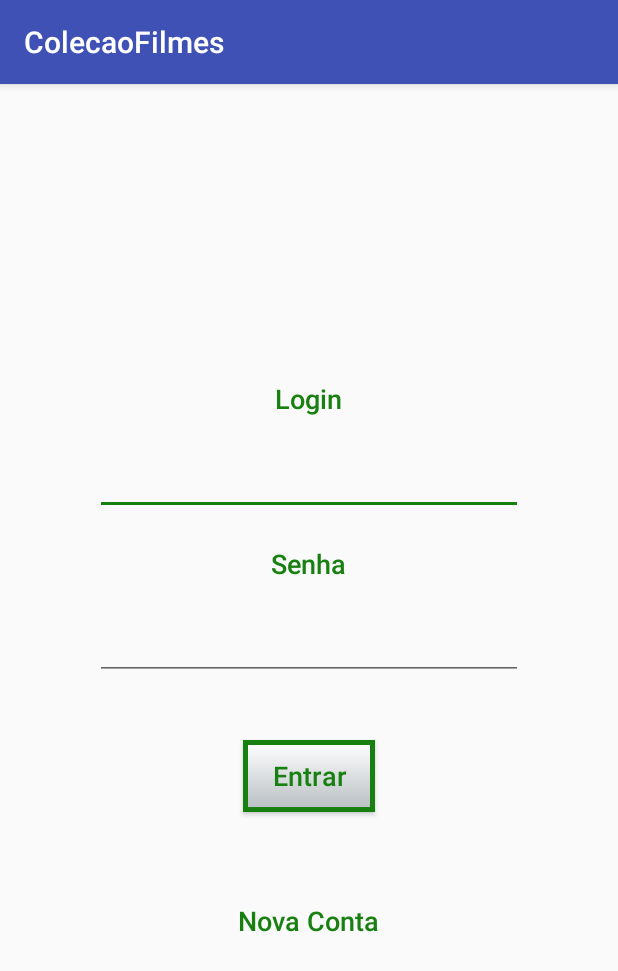
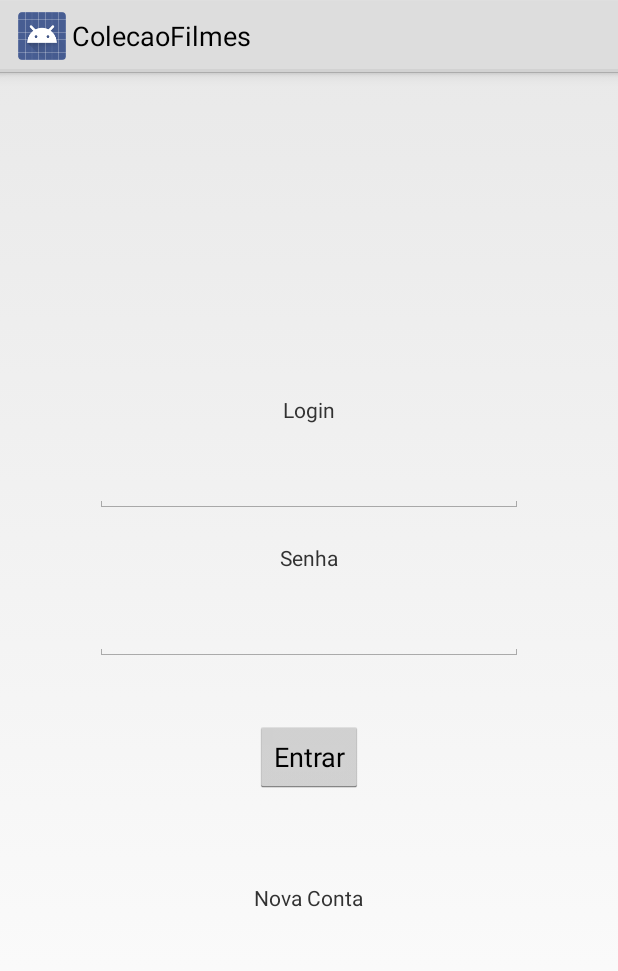
Before and after one commit to deamdornelles/ColecaoFilmes, an Android app: the screen it shows after launch (LoginActivity), on a phone screen of 412 x 824 dp. Shown: the top 971 px of the screen. Run offline under Robolectric (Android 15) with nearby library versions, the phone set to English and light mode, and no system bars; libraries missing offline, so code that uses them is left out: org.ksoap2, org.ksoap2.serialization, org.ksoap2.transport.

Commit message:
Verifica se usuário já existe e carrega página inicial depois do login

```diff
--- a/app/src/main/java/com/example/deam/colecaofilmes/MainActivity.java
+++ b/app/src/main/java/com/example/deam/colecaofilmes/MainActivity.java
@@ -1,5 +1,6 @@
 package com.example.deam.colecaofilmes;
 
+import android.app.Activity;
 import android.os.AsyncTask;
 import android.support.v7.app.AppCompatActivity;
 import android.os.Bundle;
@@ -15,7 +16,7 @@ import org.ksoap2.serialization.SoapPrimitive;
 import org.ksoap2.serialization.SoapSerializationEnvelope;
 import org.ksoap2.transport.HttpTransportSE;
 
-public class MainActivity extends AppCompatActivity {
+public class MainActivity extends Activity {
 
     private final String NAMESPACE = "http://ws/";
 
--- a/app/src/main/res/drawable/button.xml
+++ /dev/null
@@ -1,23 +0,0 @@
-<?xml version="1.0" encoding="utf-8"?>
-
-<selector xmlns:android="http://schemas.android.com/apk/res/android">
-
-    <item>
-        <shape>
-            <gradient android:startColor="#ffffff"
-                android:endColor="#b8bec2"
-                android:angle="270" />
-            <stroke   android:width="5px"
-                android:color="#188010" />
-            <corners android:bottomLeftRadius="0dp"
-                android:bottomRightRadius="0dp"
-                android:topLeftRadius="0dp"
-                android:topRightRadius="0dp"/>
-            <padding  android:left="10dp"
-                android:top="10dp"
-                android:right="10dp"
-                android:bottom="10dp" />
-        </shape>
-    </item>
-
-</selector>
--- a/app/src/main/res/layout/activity_login.xml
+++ b/app/src/main/res/layout/activity_login.xml
@@ -27,51 +27,48 @@
         android:layout_marginLeft="8dp"
         android:layout_marginRight="8dp">
 
+
         <TextView
             android:id="@+id/textView4"
-            style="@style/TextView"
             android:layout_width="wrap_content"
             android:layout_height="wrap_content"
             android:text="Login" />
 
         <EditText
-            android:id="@+id/editText4"
-            android:layout_marginTop="20dp"
+            android:id="@+id/loginCadastro"
             android:layout_width="285dp"
             android:layout_height="wrap_content"
+            android:layout_marginTop="20dp"
             android:ems="10"
             android:inputType="textPersonName"
             android:text="" />
 
         <TextView
             android:id="@+id/textView5"
-            style="@style/TextView"
             android:layout_marginTop="20dp"
             android:layout_width="wrap_content"
             android:layout_height="wrap_content"
             android:text="Senha" />
 
         <EditText
-            android:id="@+id/editText3"
-            android:layout_marginTop="20dp"
+            android:id="@+id/senhaCadastro"
             android:layout_width="285dp"
             android:layout_height="wrap_content"
+            android:layout_marginTop="20dp"
             android:ems="10"
             android:inputType="textPersonName"
             android:text="" />
 
         <Button
             android:id="@+id/button2"
-            style="@style/Button"
-            android:background="@drawable/button"
             android:layout_width="wrap_content"
             android:layout_height="wrap_content"
             android:layout_marginTop="40dp"
+            android:onClick="entrar"
             android:text="Entrar" />
 
         <TextView
             android:id="@+id/textView6"
-            style="@style/TextView"
             android:layout_marginTop="60dp"
             android:layout_width="wrap_content"
             android:layout_height="wrap_content"
--- a/app/src/main/res/layout/activity_nova_conta.xml
+++ b/app/src/main/res/layout/activity_nova_conta.xml
@@ -28,7 +28,6 @@
 
         <TextView
             android:id="@+id/textView4"
-            style="@style/TextView"
             android:layout_width="wrap_content"
             android:layout_height="wrap_content"
             android:text="Login" />
@@ -44,7 +43,6 @@
 
         <TextView
             android:id="@+id/textView5"
-            style="@style/TextView"
             android:layout_marginTop="20dp"
             android:layout_width="wrap_content"
             android:layout_height="wrap_content"
@@ -61,11 +59,9 @@
 
         <Button
             android:id="@+id/button"
-            style="@style/Button"
             android:layout_width="wrap_content"
             android:layout_height="wrap_content"
             android:layout_marginTop="20dp"
-            android:background="@drawable/button"
             android:onClick="cadastrarUsuario"
             android:text="Cadastrar" />
     </LinearLayout>
--- a/app/src/main/res/menu/activity_menu_drawer.xml
+++ b/app/src/main/res/menu/activity_menu_drawer.xml
@@ -4,7 +4,6 @@
     <group android:checkableBehavior="single">
         <item
             android:id="@+id/filmes"
-            android:icon="@drawable/filmes"
             android:title="Filmes" />
 
     </group>
--- a/app/src/main/res/values/styles.xml
+++ b/app/src/main/res/values/styles.xml
@@ -1,12 +1,12 @@
 <resources>
 
     <!-- Base application theme. -->
-    <style name="AppTheme" parent="Theme.AppCompat.Light.DarkActionBar">
+    <style name="AppTheme" parent="android:Theme.Holo.Light">
         <!-- Customize your theme here. -->
         <item name="colorPrimary">@color/colorPrimary</item>
         <item name="colorPrimaryDark">@color/colorPrimaryDark</item>
-        <!-- <item name="colorAccent">@color/colorAccent</item> -->
-        <item name="colorAccent">#188010</item>
+         <item name="colorAccent">@color/colorAccent</item>
+
     </style>
 
     <style name="AppTheme.NoActionBar">
@@ -18,20 +18,9 @@
 
     <style name="AppTheme.PopupOverlay" parent="ThemeOverlay.AppCompat.Light" />
 
-    <style name="TextView" parent="@android:style/TextAppearance.Medium">
-        <item name="android:layout_width">wrap_content</item>
-        <item name="android:layout_height">wrap_content</item>
-        <item name="android:textColor">#188010</item>
-        <item name="android:fontFamily">sans-serif-medium</item>
-    </style>
 
-    <style name="Button" parent="@android:style/Widget.Button">
-        <item name="android:layout_width">wrap_content</item>
-        <item name="android:layout_height">wrap_content</item>
-        <item name="android:textColor">#188010</item>
-        <item name="android:fontFamily">sans-serif-medium</item>
-        <item name="android:textSize">18sp</item>
-    </style>
+
+
 
 
 
```
Also changed, not shown: app/src/main/AndroidManifest.xml (+5 -4 lines), app/src/main/java/com/example/deam/colecaofilmes/LoginActivity.java (+108 -1 lines), app/src/main/java/com/example/deam/colecaofilmes/NovaContaActivity.java (+16 -11 lines), app/src/main/res/drawable/atores.png (deleted), app/src/main/res/drawable/diretores.png (deleted), app/src/main/res/drawable/filmes.png (deleted).
